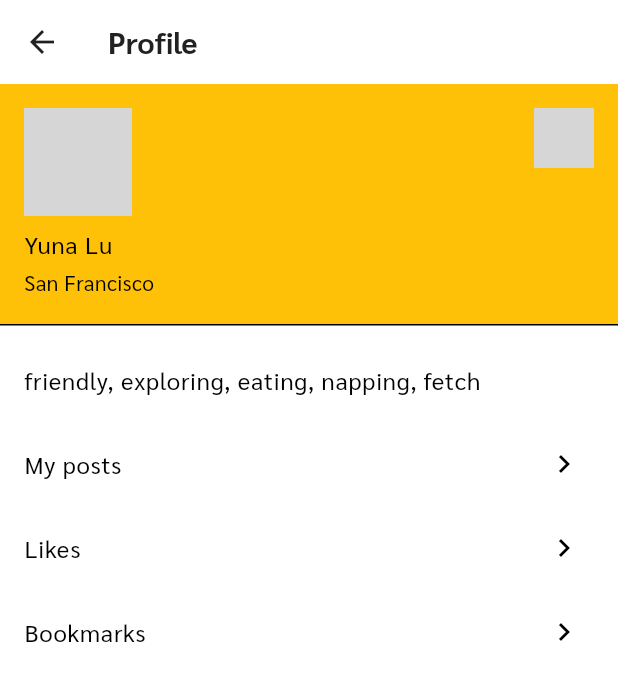
After one commit to TDEV-T/Chitter_Social_Media, a Flutter app: the profile_Screen screen opened by its route, on a phone screen of 412 x 824 dp. The commit adds this screen. Shown: the top 681 px of the screen. Run offline on Flutter 3.47's test engine with Material 3 defaults, Android fonts, the light colour scheme and no system bars; our stand-ins replace connectivity_plus, date_format, dio, get, image_picker, logger and 4 more; missing offline and left inert: dart:ffi; accounts and stored records are empty; network calls fail; grey boxes are pictures that could not be loaded.

Commit message:
edit new drawer and routing screen

```diff
--- a/lib/app_router.dart
+++ b/lib/app_router.dart
@@ -1,3 +1,4 @@
+import 'package:chitter/screens/drawerpage/profile/profile_screen.dart';
 import 'package:chitter/screens/homepage/home_screen.dart';
 import 'package:chitter/screens/login/login_screen.dart';
 import 'package:chitter/screens/posts/create_post.dart';
@@ -9,11 +10,13 @@ class AppRouter {
   static const String main = 'main';
   static const String home = 'home';
   static const String createPost = 'createPost';
+  static const String profileScreen = 'Profile';
 
   static get routes => {
         login: (context) => LoginScreen(),
         register: (context) => RegisterScreen(),
-        home:(context) => HomeScreen(),
-        createPost:(context) => CreatePost(),
+        home: (context) => const HomeScreen(),
+        createPost: (context) => const CreatePost(),
+    profileScreen: (context) => const profile_Screen(),
       };
 }
--- /dev/null
+++ b/lib/screens/drawerpage/profile/profile_screen.dart
@@ -0,0 +1,53 @@
+import 'package:flutter/material.dart';
+
+class profile_Screen extends StatefulWidget {
+  const profile_Screen({super.key});
+
+  @override
+  State<profile_Screen> createState() => _profile_ScreenState();
+}
+
+class _profile_ScreenState extends State<profile_Screen> {
+  @override
+  Widget build(BuildContext context) {
+    return Scaffold(
+      appBar: AppBar(
+        title: const Text("Profile"),
+      ),
+      body: ListView(
+        children: <Widget>[
+         const  UserAccountsDrawerHeader(
+            accountName: Text('Yuna Lu'),
+            accountEmail: Text('San Francisco'),
+            currentAccountPicture: CircleAvatar(
+              backgroundImage: NetworkImage('url_to_yuna_avatar'),
+            ),
+            otherAccountsPictures: <Widget>[
+              CircleAvatar(
+                backgroundImage: NetworkImage('url_to_cover_photo'),
+              ),
+            ],
+          ),
+          const ListTile(
+            title: Text('friendly, exploring, eating, napping, fetch'),
+          ),
+          ListTile(
+            title: Text('My posts'),
+            trailing: Icon(Icons.keyboard_arrow_right),
+            onTap: () {},
+          ),
+          ListTile(
+            title: Text('Likes'),
+            trailing: Icon(Icons.keyboard_arrow_right),
+            onTap: () {},
+          ),
+          ListTile(
+            title: Text('Bookmarks'),
+            trailing: Icon(Icons.keyboard_arrow_right),
+            onTap: () {},
+          ),
+        ],
+      ),
+    );
+  }
+}
--- a/lib/screens/feeds/feed_screen.dart
+++ b/lib/screens/feeds/feed_screen.dart
@@ -3,11 +3,9 @@ import 'package:chitter/components/feeds/card_feeds.dart';
 import 'package:chitter/controller/PostController.dart';
 import 'package:chitter/models/PostModel.dart';
 import 'package:chitter/screens/posts/create_post.dart';
-import 'package:chitter/services/rest_api.dart';
 import 'package:chitter/themes/colors.dart';
 import 'package:flutter/material.dart';
 import 'package:get/get.dart';
-
 
 
 class Feed_Screen extends StatefulWidget {
```
Also changed, not shown: lib/screens/drawerpage/homepage/homepage_screen.dart (added, +39 -0 lines), lib/screens/drawerpage/message/message_Screen.dart (added, +14 -0 lines), lib/screens/drawerpage/notification/notification_screen.dart (added, +14 -0 lines), lib/screens/drawerpage/search/search_screen.dart (added, +14 -0 lines), lib/screens/drawerpage/settings/setting_Screen.dart (added, +14 -0 lines), lib/screens/homepage/home_screen.dart (+41 -28 lines), lib/screens/login/login_form.dart (+3 -4 lines), lib/utils/constants.dart (+5 -3 lines).
